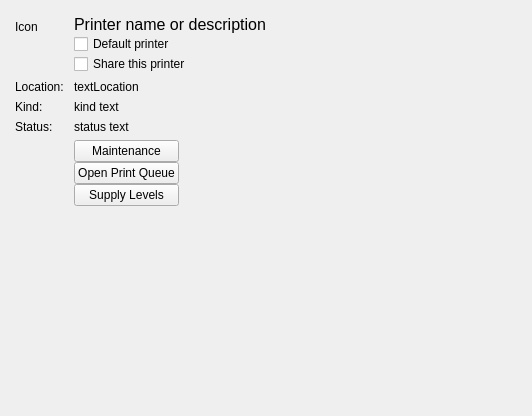
Above: printer-manager-kcm/PrinterDescription.ui from KDE/print-manager before the change. Below: the same form after it.
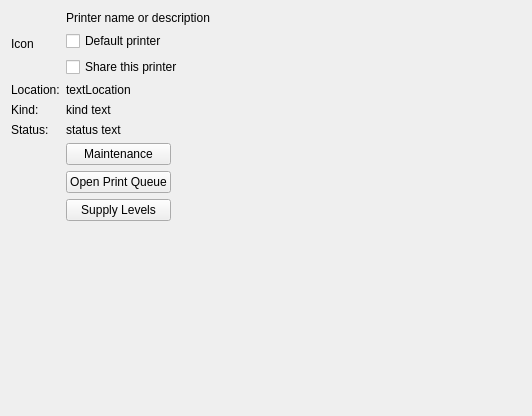
That is the form after the change. Custom widgets are drawn as their Qt base class.

The edit to the form file:
```diff
--- a/printer-manager-kcm/PrinterDescription.ui
+++ b/printer-manager-kcm/PrinterDescription.ui
@@ -27,19 +27,19 @@
    <item row="0" column="0">
     <layout class="QFormLayout" name="formLayout">
      <property name="fieldGrowthPolicy">
-      <enum>QFormLayout::AllNonFixedFieldsGrow</enum>
+      <enum>QFormLayout::FieldsStayAtSizeHint</enum>
      </property>
      <property name="rowWrapPolicy">
-      <enum>QFormLayout::WrapLongRows</enum>
-     </property>
-     <property name="horizontalSpacing">
-      <number>10</number>
-     </property>
-     <property name="margin">
-      <number>4</number>
+      <enum>QFormLayout::DontWrapRows</enum>
      </property>
      <item row="0" column="0">
       <widget class="QLabel" name="iconL">
+       <property name="sizePolicy">
+        <sizepolicy hsizetype="Preferred" vsizetype="MinimumExpanding">
+         <horstretch>0</horstretch>
+         <verstretch>0</verstretch>
+        </sizepolicy>
+       </property>
        <property name="text">
         <string>Icon</string>
        </property>
@@ -47,16 +47,23 @@
      </item>
      <item row="0" column="1">
       <layout class="QVBoxLayout" name="verticalLayout_2">
+       <property name="sizeConstraint">
+        <enum>QLayout::SetFixedSize</enum>
+       </property>
        <item>
         <widget class="QLabel" name="printerNameL">
-         <property name="font">
-          <font>
-           <pointsize>12</pointsize>
-          </font>
+         <property name="sizePolicy">
+          <sizepolicy hsizetype="Preferred" vsizetype="Preferred">
+           <horstretch>0</horstretch>
+           <verstretch>0</verstretch>
+          </sizepolicy>
          </property>
          <property name="text">
           <string notr="true">Printer name or description</string>
          </property>
+         <property name="alignment">
+          <set>Qt::AlignCenter</set>
+         </property>
         </widget>
        </item>
        <item>
@@ -147,19 +154,6 @@
          </property>
         </widget>
        </item>
-       <item row="1" column="1">
-        <spacer name="horizontalSpacer_2">
-         <property name="orientation">
-          <enum>Qt::Horizontal</enum>
-         </property>
-         <property name="sizeHint" stdset="0">
-          <size>
-           <width>40</width>
-           <height>20</height>
-          </size>
-         </property>
-        </spacer>
-       </item>
        <item row="0" column="0">
         <widget class="KPushButton" name="maintenancePB">
          <property name="sizePolicy">
```
Left out of the diff: 26 changed lines with no effect on the pictures.
